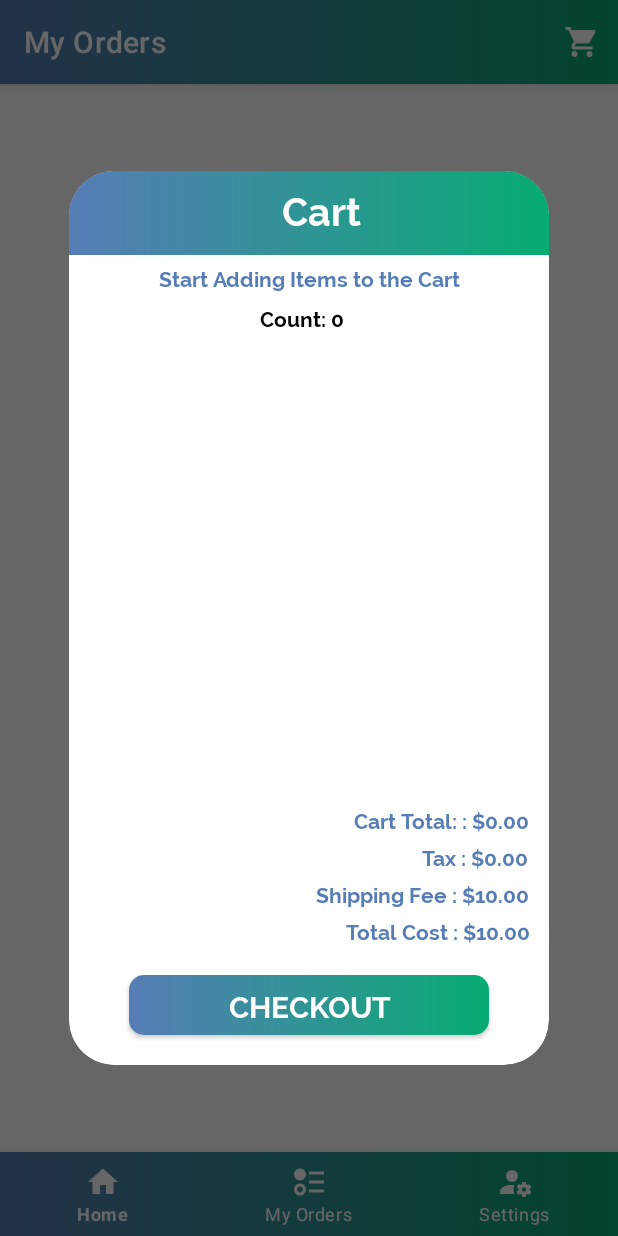
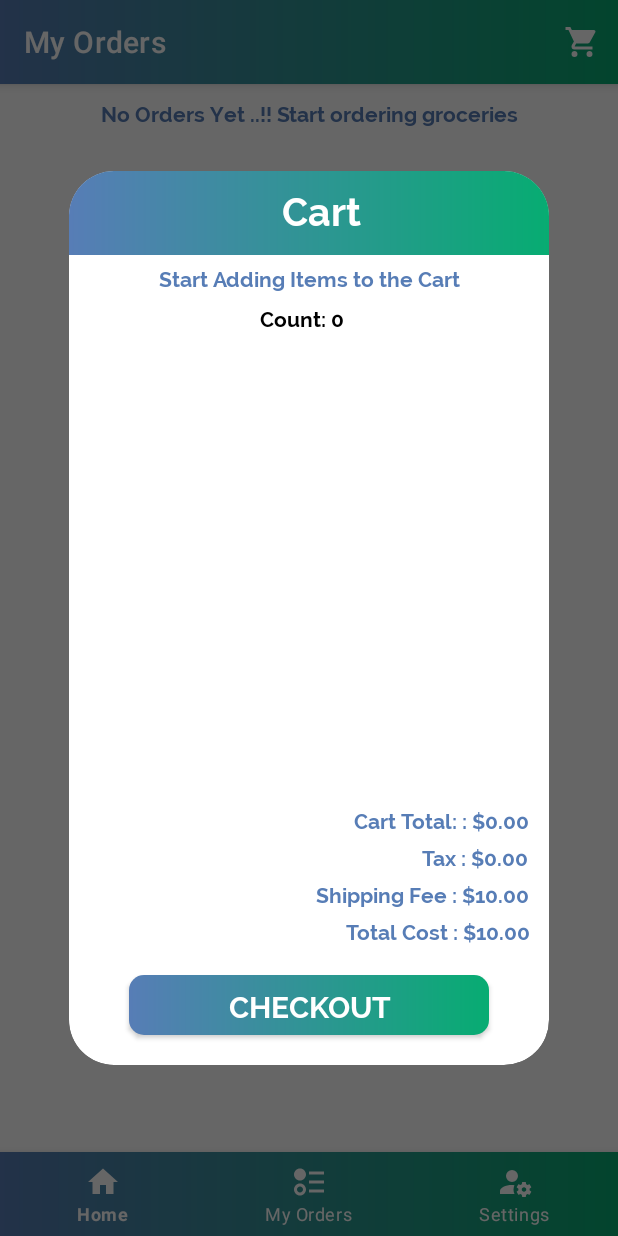
Before and after one commit to bhavani-goruganthu/AbodeMart, an Android app: the MyOrdersFragment screen opened through its navigation route, after a tap on "Cart", on a phone screen of 412 x 824 dp. Run offline under Robolectric (Android 15) with nearby library versions, the phone set to English and light mode, and no system bars; our stand-ins replace Room's generated code, navigation-ui.

Commit message:
Final changes for orders fragment to show when there are no orders

```diff
--- a/app/src/main/java/com/example/abodemart/ui/adapters/OrdersAdapter.kt
+++ b/app/src/main/java/com/example/abodemart/ui/adapters/OrdersAdapter.kt
@@ -46,8 +46,6 @@ class OrdersAdapter(private val context: Context, private var orderDatabase: Ord
             val tvOrderItemsCount = customDialog.findViewById<MSPTextView>(R.id.tv_order_items_count)
             val tvOrderItemsOrdered = customDialog.findViewById<MSPTextView>(R.id.tv_order_items_ordered)
 
-
-
             tvOrderNumber.text = newOrdersList.order_uid
             tvOrderStatus.text = newOrdersList.orderStatus
             tvOrderTotalCost.text = newOrdersList.orderTotalCost.removePrefix("Total Cost : ")
--- a/app/src/main/java/com/example/abodemart/ui/fragments/MyOrdersFragment.kt
+++ b/app/src/main/java/com/example/abodemart/ui/fragments/MyOrdersFragment.kt
@@ -6,6 +6,7 @@ import android.view.LayoutInflater
 import android.view.View
 import android.view.ViewGroup
 import androidx.fragment.app.Fragment
+import androidx.lifecycle.findViewTreeViewModelStoreOwner
 import androidx.recyclerview.widget.LinearLayoutManager
 import androidx.recyclerview.widget.RecyclerView
 import androidx.room.Room
@@ -15,6 +16,7 @@ import com.example.abodemart.ui.activities.HomeActivity
 import com.example.abodemart.ui.activities.AdminManageProductActivity
 import com.example.abodemart.ui.adapters.OrdersAdapter
 import com.example.abodemart.utils.MSPButtonBold
+import com.example.abodemart.utils.MSPTextViewBold
 
 class MyOrdersFragment : Fragment() {
 
@@ -23,13 +25,13 @@ class MyOrdersFragment : Fragment() {
         container: ViewGroup?,
         savedInstanceState: Bundle?
     ): View? {
-        val root = inflater.inflate(R.layout.fragment_myorders, container, false)
-
-        root.findViewById<MSPButtonBold>(R.id.btn_add_product).setOnClickListener{
-            val intent = Intent(this@MyOrdersFragment.context, AdminManageProductActivity::class.java)
-            startActivity(intent)
-        }
-        return root
+        return inflater.inflate(R.layout.fragment_myorders, container, false)
+//
+//        root.findViewById<MSPButtonBold>(R.id.btn_add_product).setOnClickListener{
+//            val intent = Intent(this@MyOrdersFragment.context, AdminManageProductActivity::class.java)
+//            startActivity(intent)
+//        }
+//        return root
     }
     override fun onViewCreated(view: View, savedInstanceState: Bundle?) {
         super.onViewCreated(view, savedInstanceState)
@@ -38,6 +40,15 @@ class MyOrdersFragment : Fragment() {
         val orderDatabase = Room.databaseBuilder(
             (activity as HomeActivity).applicationContext, OrderDatabase::class.java, "order_database"
         ).allowMainThreadQueries().build()
+
+        val allStoreOrders = orderDatabase.orderDao().getAllOrders()
+
+        if(allStoreOrders.isEmpty()) {
+            view.findViewById<MSPTextViewBold>(R.id.tv_info).text = "No Orders Yet ..!! Start ordering groceries"
+        } else {
+            view.findViewById<MSPTextViewBold>(R.id.tv_info).text = "View your Orders"
+        }
+
 
         view.findViewById<RecyclerView>(R.id.rv_order_list).apply {
             layoutManager = LinearLayoutManager((activity as HomeActivity).applicationContext)
--- a/app/src/main/res/layout/fragment_myorders.xml
+++ b/app/src/main/res/layout/fragment_myorders.xml
@@ -6,10 +6,31 @@
     android:layout_height="match_parent"
     tools:context=".ui.fragments.MyOrdersFragment">
 
+    <com.example.abodemart.utils.MSPTextViewBold
+        android:id="@+id/tv_info"
+        app:layout_constraintBottom_toTopOf="@id/rv_order_list"
+        app:layout_constraintEnd_toEndOf="parent"
+        app:layout_constraintStart_toStartOf="parent"
+        app:layout_constraintTop_toTopOf="parent"
+        android:layout_width="wrap_content"
+        android:layout_height="wrap_content"
+        android:layout_gravity="center"
+        android:layout_margin="30dp"
+        android:gravity="center"
+        android:text="No Orders Yet ..!! Start ordering groceries"
+        android:textColor="@color/colorThemeBlue"
+        android:textSize="14sp" />
+
     <androidx.recyclerview.widget.RecyclerView
         android:id="@+id/rv_order_list"
-        android:layout_margin="13dp"
+        android:layout_marginHorizontal="13dp"
+        android:layout_marginBottom="13dp"
+        android:layout_marginTop="40dp"
         android:layout_width="match_parent"
         android:layout_height="match_parent"
+        app:layout_constraintBottom_toBottomOf="parent"
+        app:layout_constraintEnd_toEndOf="parent"
+        app:layout_constraintStart_toStartOf="parent"
+        app:layout_constraintTop_toBottomOf="@id/rv_order_list"
         />
 </androidx.constraintlayout.widget.ConstraintLayout>
```
